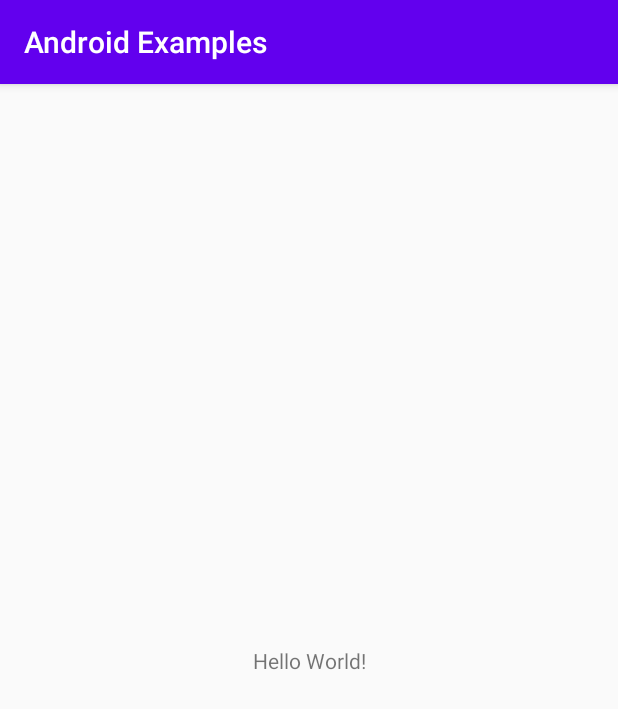
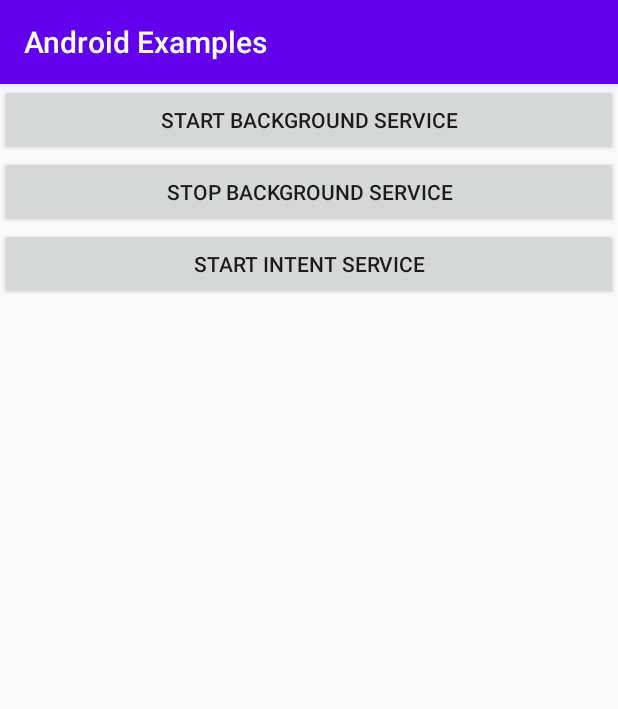
Before and after one commit to milad0x6d/android-samples, an Android app: the screen it shows after launch (MainActivity), on a phone screen of 412 x 824 dp. Shown: the top 709 px of the screen. Run offline under Robolectric (Android 15) with nearby library versions, the phone set to English and light mode, and no system bars.

Commit message:
started service and intent service added

```diff
--- a/app/src/main/AndroidManifest.xml
+++ b/app/src/main/AndroidManifest.xml
@@ -16,6 +16,10 @@
                 <category android:name="android.intent.category.LAUNCHER" />
             </intent-filter>
         </activity>
+
+        <service android:name=".BackgroundService" />
+        <service android:name=".IntentService" />
+
     </application>
 
 </manifest>
--- a/app/src/main/java/ir/milad/androidexamples/MainActivity.kt
+++ b/app/src/main/java/ir/milad/androidexamples/MainActivity.kt
@@ -1,12 +1,31 @@
 package ir.milad.androidexamples
 
+import android.content.Intent
 import androidx.appcompat.app.AppCompatActivity
 import android.os.Bundle
+import kotlinx.android.synthetic.main.activity_main.*
 
 class MainActivity : AppCompatActivity() {
 
     override fun onCreate(savedInstanceState: Bundle?) {
         super.onCreate(savedInstanceState)
         setContentView(R.layout.activity_main)
+        btnStartBackgroundService.setOnClickListener {
+            val intent = Intent(this,BackgroundService::class.java)
+            intent.putExtra("","")
+            startService(intent)
+
+        }
+
+        btnStopBackgroundService.setOnClickListener {
+            val intent = Intent(this,BackgroundService::class.java)
+            stopService(intent)
+        }
+
+        btnStartIntentService.setOnClickListener {
+            val intent = Intent(this,IntentService::class.java)
+            startService(intent)
+        }
     }
+
 }
--- a/app/src/main/res/layout/activity_main.xml
+++ b/app/src/main/res/layout/activity_main.xml
@@ -1,18 +1,24 @@
 <?xml version="1.0" encoding="utf-8"?>
-<androidx.constraintlayout.widget.ConstraintLayout xmlns:android="http://schemas.android.com/apk/res/android"
-    xmlns:app="http://schemas.android.com/apk/res-auto"
-    xmlns:tools="http://schemas.android.com/tools"
+<RelativeLayout
+    xmlns:android="http://schemas.android.com/apk/res/android"
+     android:id="@+id/activity_main"
     android:layout_width="match_parent"
-    android:layout_height="match_parent"
-    tools:context=".MainActivity">
-
-    <TextView
-        android:layout_width="wrap_content"
+    android:layout_height="match_parent">
+    <Button
+        android:id="@+id/btnStartBackgroundService"
+        android:layout_width="match_parent"
         android:layout_height="wrap_content"
-        android:text="Hello World!"
-        app:layout_constraintBottom_toBottomOf="parent"
-        app:layout_constraintLeft_toLeftOf="parent"
-        app:layout_constraintRight_toRightOf="parent"
-        app:layout_constraintTop_toTopOf="parent" />
-
-</androidx.constraintlayout.widget.ConstraintLayout>
+        android:text="Start Background Service"/>
+    <Button
+        android:id="@+id/btnStopBackgroundService"
+        android:layout_width="match_parent"
+        android:layout_height="wrap_content"
+        android:layout_below="@id/btnStartBackgroundService"
+        android:text="Stop Background Service"/>
+    <Button
+        android:id="@+id/btnStartIntentService"
+        android:layout_width="match_parent"
+        android:layout_height="wrap_content"
+        android:layout_below="@id/btnStopBackgroundService"
+        android:text="Start Intent Service"/>
+</RelativeLayout>
```
Also changed, not shown: app/src/main/java/ir/milad/androidexamples/BackgroundService.kt (added, +86 -0 lines), app/src/main/java/ir/milad/androidexamples/IntentService.kt (added, +38 -0 lines).
